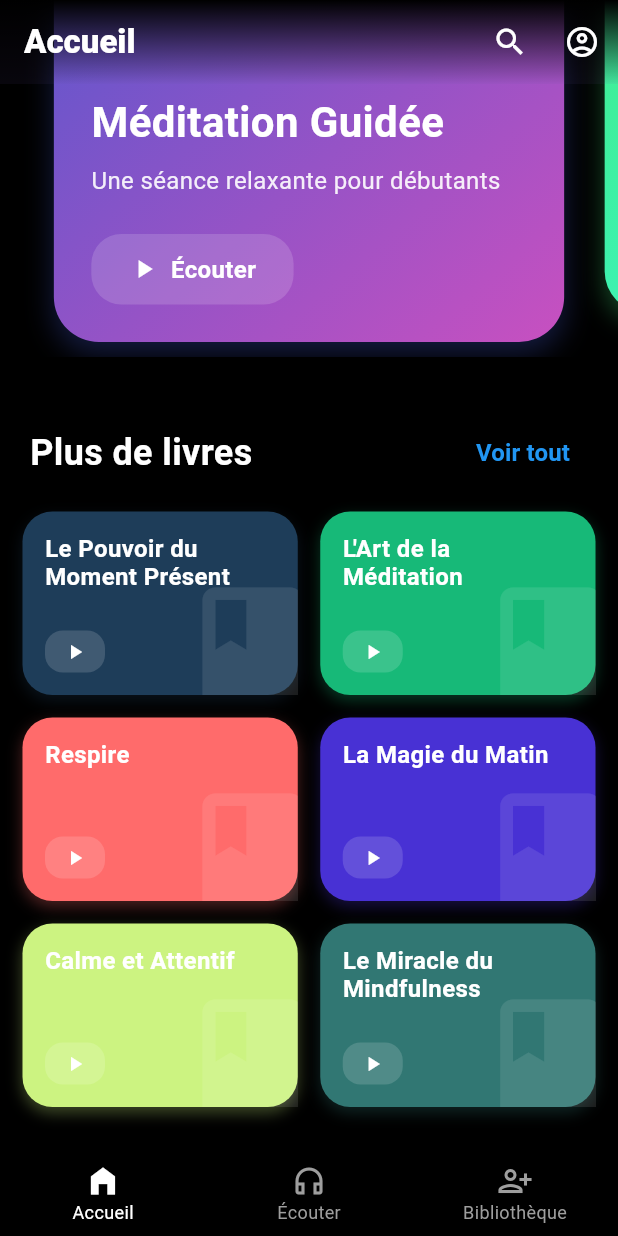
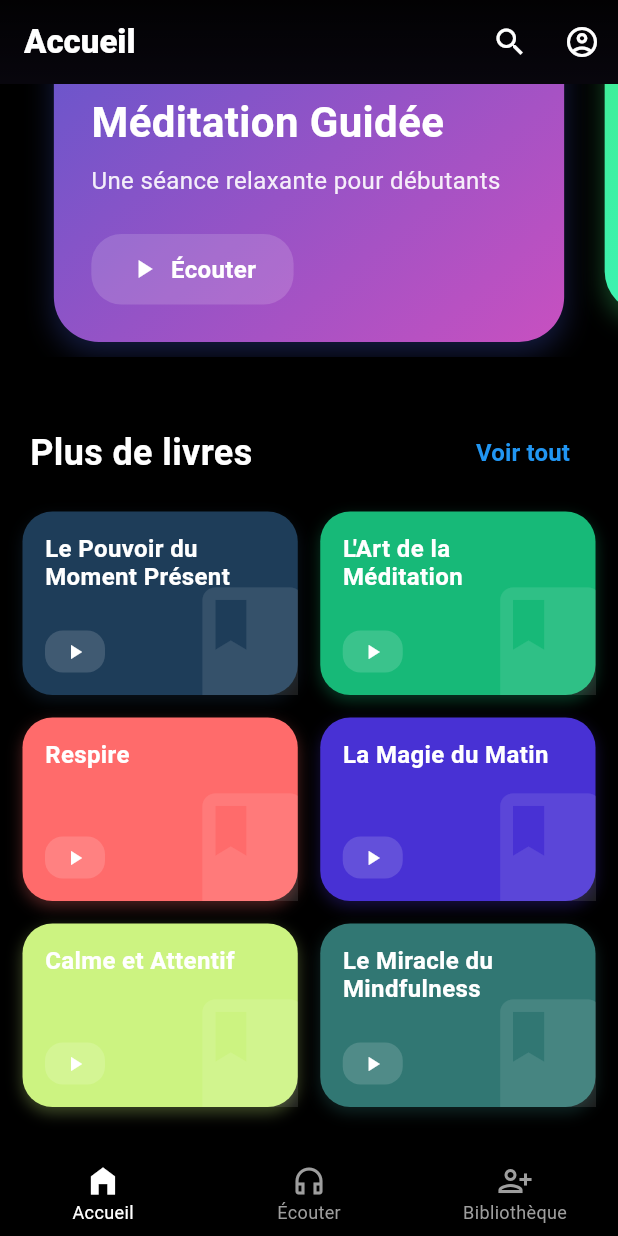
Before and after one commit to JulesNyom/Saga, a Flutter app: the screen it shows after launch, scrolled down 389 dp, after a tap on the "search" icon, on a phone screen of 412 x 824 dp. Run offline on Flutter 3.47's test engine with Material 3 defaults, Android fonts, the phone set to English and light mode, and no system bars.

Commit message:
Fixed the topBard of my home page

```diff
--- a/saga/lib/screens/tab_screens/home.dart
+++ b/saga/lib/screens/tab_screens/home.dart
@@ -10,11 +10,12 @@ class Home extends StatefulWidget {
 
 class _HomeState extends State<Home> {
   final PageController _pageController = PageController(
-    viewportFraction: 0.85, // Increased for better card visibility
+    viewportFraction: 0.85,
   );
+  final ScrollController _scrollController = ScrollController();
   double _currentPage = 0.0;
+  double _scrollOffset = 0.0;
 
-  // French content for main cards with added gradients and icons
   final List<Map<String, dynamic>> cardContents = [
     {
       'title': 'Méditation Guidée',
@@ -54,7 +55,6 @@ class _HomeState extends State<Home> {
     },
   ];
 
-  // Enhanced book data with colors
   final List<Map<String, dynamic>> books = [
     {
       'title': 'Le Pouvoir du Moment Présent',
@@ -98,13 +98,22 @@ class _HomeState extends State<Home> {
   void initState() {
     super.initState();
     _pageController.addListener(_onScroll);
+    _scrollController.addListener(_onMainScroll);
   }
 
   @override
   void dispose() {
     _pageController.removeListener(_onScroll);
+    _scrollController.removeListener(_onMainScroll);
     _pageController.dispose();
+    _scrollController.dispose();
     super.dispose();
+  }
+
+  void _onMainScroll() {
+    setState(() {
+      _scrollOffset = _scrollController.offset;
+    });
   }
 
   void _onScroll() {
@@ -123,44 +132,72 @@ class _HomeState extends State<Home> {
     print('Navigating to Listen page');
   }
 
+  double get _appBarOpacity {
+    const showAt = 20.0;
+    const fullyVisibleAt = 100.0;
+
+    if (_scrollOffset <= showAt) return 0.0;
+    if (_scrollOffset >= fullyVisibleAt) return 1.0;
+
+    return (_scrollOffset - showAt) / (fullyVisibleAt - showAt);
+  }
+
   @override
   Widget build(BuildContext context) {
     return Scaffold(
       backgroundColor: Colors.black,
       extendBodyBehindAppBar: true,
-      appBar: AppBar(
-        backgroundColor: Colors.transparent,
-        elevation: 0,
+      appBar: PreferredSize(
+        preferredSize: const Size.fromHeight(kToolbarHeight),
+        child: AnimatedContainer(
+          duration: const Duration(milliseconds: 150),
+          child: AppBar(
+            backgroundColor: Colors.black.withOpacity(_appBarOpacity),
+            elevation: _appBarOpacity * 4,
             flexibleSpace: Container(
               decoration: BoxDecoration(
                 gradient: LinearGradient(
                   begin: Alignment.topCenter,
                   end: Alignment.bottomCenter,
                   colors: [
-                Colors.black,
+                    Colors.black.withOpacity(_appBarOpacity * 0.8),
                     Colors.black.withOpacity(0.0),
                   ],
                 ),
               ),
             ),
-        title: const Text('Accueil'),
-        titleTextStyle: const TextStyle(
+            title: Opacity(
+              opacity: _appBarOpacity,
+              child: const Text(
+                'Accueil',
+                style: TextStyle(
                   color: Colors.white,
                   fontSize: 22,
                   fontWeight: FontWeight.w900,
                 ),
+              ),
+            ),
             actions: [
-          IconButton(
+              Opacity(
+                opacity: _appBarOpacity,
+                child: IconButton(
                   icon: const Icon(Icons.search, color: Colors.white),
                   onPressed: () {},
                 ),
-          IconButton(
+              ),
+              Opacity(
+                opacity: _appBarOpacity,
+                child: IconButton(
                   icon: const Icon(Icons.account_circle_outlined, color: Colors.white),
                   onPressed: () {},
                 ),
+              ),
             ],
           ),
+        ),
+      ),
       body: SingleChildScrollView(
+        controller: _scrollController,
         physics: const BouncingScrollPhysics(),
         child: Column(
           crossAxisAlignment: CrossAxisAlignment.start,
@@ -262,7 +299,7 @@ class _HomeState extends State<Home> {
                 final actualIndex = index % books.length;
                 return _buildBookCard(actualIndex);
               },
-              itemCount: 6, // Limiting to 6 items
+              itemCount: 6,
             ),
             const SizedBox(height: 30),
           ],
```
Lines whose indentation alone changed are shown as unchanged.
